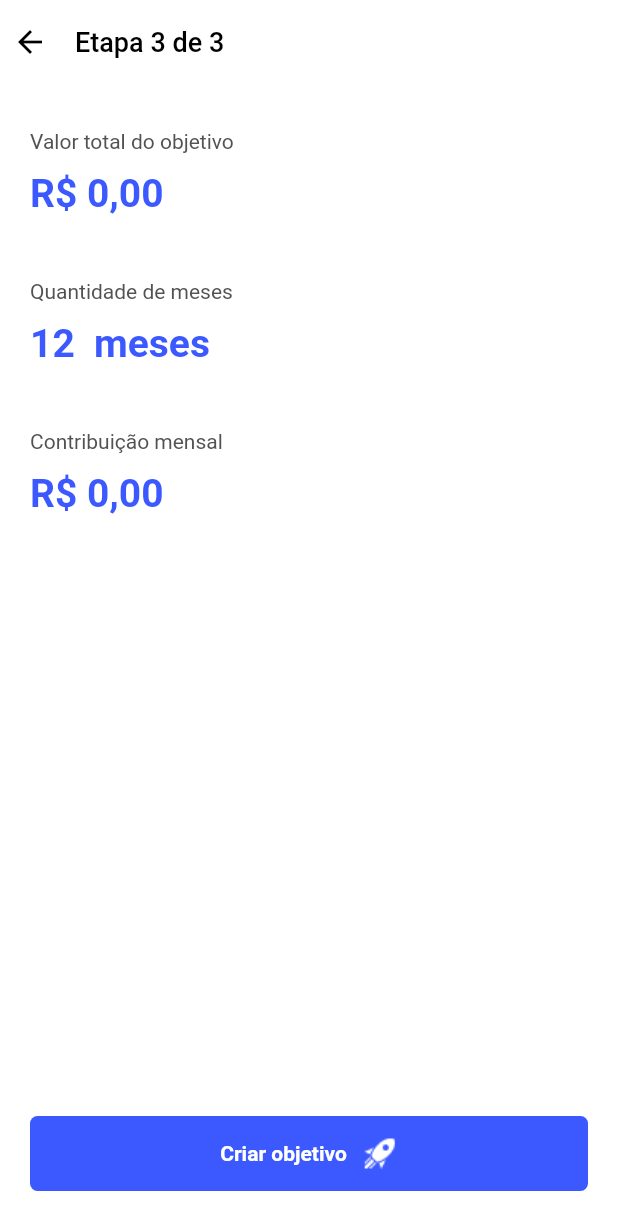
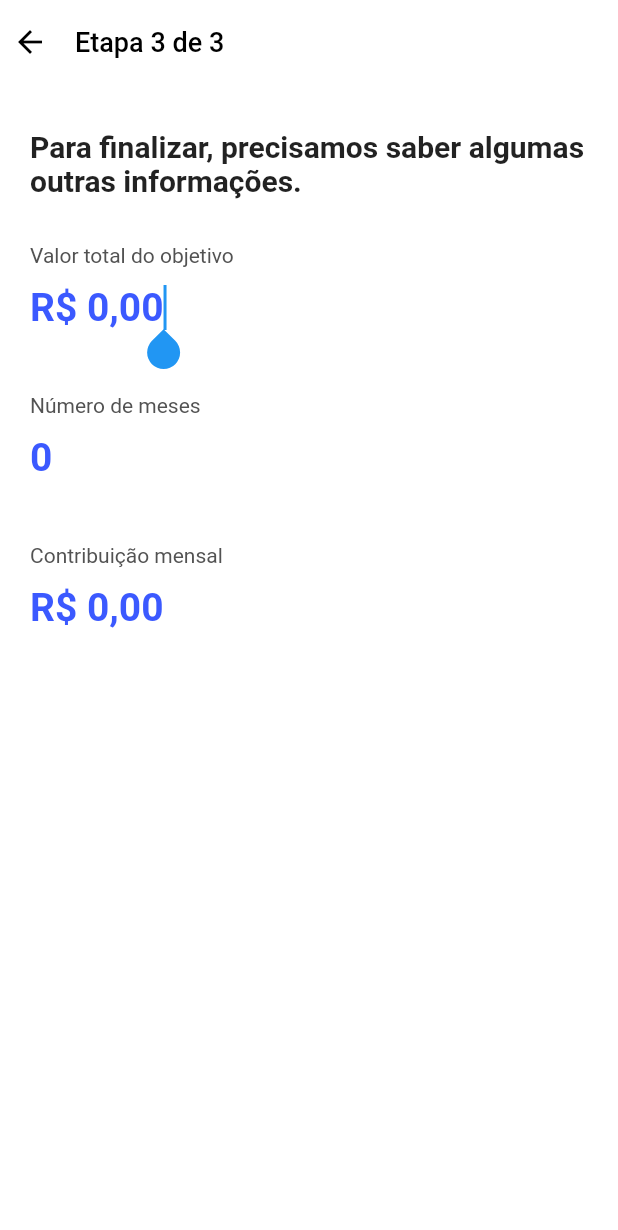
Before and after one commit to jpssantiago/cofrinho_digital, a Flutter app: the GoalDetailsPage screen opened by its route, on a phone screen of 412 x 824 dp. Shown: the top 1230 px of the screen. Run offline on Flutter 3.47's test engine with Material 2 defaults, Android fonts, the phone set to English and light mode, and no system bars; our stand-ins replace extended_masked_text, sqflite; accounts and stored records are empty.

Commit message:
Refatorando toda a página de criação de objetivo.

```diff
--- a/lib/models/goal_model.dart
+++ b/lib/models/goal_model.dart
@@ -3,11 +3,15 @@ class GoalModel {
   String emoji;
   double goal;
   double saved;
+  int months;
+  double monthlyValue;
 
   GoalModel({
     required this.title,
     required this.emoji,
     required this.goal,
     required this.saved,
+    required this.months,
+    required this.monthlyValue,
   });
 }
--- a/lib/models/user_model.dart
+++ b/lib/models/user_model.dart
@@ -27,13 +27,17 @@ class UserModel {
           title: 'Celular novo',
           emoji: '📱',
           goal: 5000,
-          saved: 300,
+          saved: 500,
+          monthlyValue: 500,
+          months: 10,
         ),
         GoalModel(
           title: 'Viajem as Bahamas',
           emoji: '✈️',
           goal: 12000,
           saved: 3201,
+          months: 12,
+          monthlyValue: 1000,
         ),
       ],
     );
--- a/lib/pages/add_goal/goal_details_page.dart
+++ b/lib/pages/add_goal/goal_details_page.dart
@@ -1,7 +1,9 @@
 import 'package:flutter/material.dart';
-import 'package:extended_masked_text/extended_masked_text.dart';
 
 import '/widgets/custom_app_bar.dart';
+import 'widgets/goal_value_section.dart';
+import 'widgets/monthly_value_section.dart';
+import 'widgets/months_section.dart';
 
 class GoalDetailsPage extends StatefulWidget {
   const GoalDetailsPage({Key? key}) : super(key: key);
@@ -11,176 +13,80 @@ class GoalDetailsPage extends StatefulWidget {
 }
 
 class _GoalDetailsPageState extends State<GoalDetailsPage> {
-  bool _loading = false;
+  double goalValue = 0;
+  int months = 0;
+  double monthlyValue = 0;
 
   @override
   Widget build(BuildContext context) {
-    final _key = GlobalKey<FormState>();
+    void handleGoalValueChange(double value) {
+      setState(() {
+        goalValue = value;
 
-    final _goalController = MoneyMaskedTextController(
-      leftSymbol: 'R\$ ',
-      initialValue: 0,
-    );
+        if (months > 0) {
+          monthlyValue = goalValue / months;
+        }
+      });
+    }
 
-    final _monthsController = TextEditingController(
-      text: '12',
-    );
+    void handleMonthsChange(int value) {
+      setState(() {
+        months = value;
 
-    final _monthlyValueController = MoneyMaskedTextController(
-      leftSymbol: 'R\$ ',
-      initialValue: 0,
-    );
+        if (goalValue > 0) {
+          monthlyValue = goalValue / months;
+        }
+      });
+    }
 
-    Widget _buildSection({required String title, required Widget child}) {
-      Widget _buildTitle() {
-        return Text(
-          title,
-          style: const TextStyle(
-            fontSize: 14,
-            color: Color(0xFF525252),
-          ),
-        );
-      }
+    void handleMonthlyValueChange(double value) {
+      setState(() {
+        monthlyValue = value;
 
-      return Padding(
-        padding: const EdgeInsets.only(left: 20, top: 30, right: 20),
+        if (months > 0) {
+          goalValue = monthlyValue * months;
+        }
+      });
+    }
+
+    // TODO: Adicionar botão de adicionar
+    return Scaffold(
+      appBar: CustomAppBar.buildWhiteAppBar(title: 'Etapa 3 de 3'),
+      body: Container(
+        color: Colors.white,
+        padding: const EdgeInsets.symmetric(horizontal: 20, vertical: 30),
         child: Column(
           crossAxisAlignment: CrossAxisAlignment.start,
           children: [
             _buildTitle(),
-            child,
+            const SizedBox(height: 30),
+            GoalValueSection(
+              value: goalValue,
+              onSubmit: handleGoalValueChange,
+            ),
+            const SizedBox(height: 30),
+            MonthsSection(
+              value: months,
+              onSubmit: handleMonthsChange,
+            ),
+            const SizedBox(height: 30),
+            MonthlyValueSection(
+              value: monthlyValue,
+              onSubmit: handleMonthlyValueChange,
+            ),
           ],
-        ),
-      );
-    }
-
-    // TODO: Adicionar validação nesses inputs.
-    Widget _buildInput({
-      required var controller,
-      TextInputType? keyboardType,
-      double? width,
-      String? suffix,
-    }) {
-      return IntrinsicWidth(
-        stepWidth: 10,
-        child: TextFormField(
-          controller: controller,
-          decoration: InputDecoration(
-            border: InputBorder.none,
-            suffixText: suffix ?? '',
-            suffixStyle: TextStyle(
-              fontSize: 26,
-              fontWeight: FontWeight.bold,
-              color: Theme.of(context).primaryColor,
-            ),
-          ),
-          style: TextStyle(
-            fontSize: 26,
-            fontWeight: FontWeight.bold,
-            color: Theme.of(context).primaryColor,
-          ),
-          keyboardType: TextInputType.text,
-        ),
-      );
-    }
-
-    Widget _buildButton() {
-      void handleSubmit() {
-        if (_loading) return;
-
-        setState(() {
-          _loading = true;
-        });
-
-        Future.delayed(const Duration(seconds: 2), () {
-          setState(() {
-            _loading = false;
-          });
-        });
-      }
-
-      Widget _buildRow() {
-        return Row(
-          mainAxisAlignment: MainAxisAlignment.center,
-          children: [
-            const Text(
-              'Criar objetivo',
-              style: TextStyle(
-                fontSize: 14,
-                fontWeight: FontWeight.bold,
-                color: Colors.white,
-              ),
-            ),
-            const SizedBox(width: 10),
-            Image.asset('assets/icons/rocket.png', width: 24, height: 24),
-          ],
-        );
-      }
-
-      Widget _buildLoading() {
-        return const Center(
-          child: SizedBox(
-            width: 24,
-            height: 24,
-            child: CircularProgressIndicator(
-              color: Colors.white,
-            ),
-          ),
-        );
-      }
-
-      return Padding(
-        padding: const EdgeInsets.symmetric(horizontal: 20, vertical: 30),
-        child: GestureDetector(
-          onTap: handleSubmit,
-          child: Container(
-            height: 50,
-            decoration: BoxDecoration(
-              color: Theme.of(context).primaryColor,
-              borderRadius: BorderRadius.circular(5),
-            ),
-            child: _loading ? _buildLoading() : _buildRow(),
-          ),
-        ),
-      );
-    }
-
-    return Scaffold(
-      appBar: CustomAppBar.buildWhiteAppBar(title: 'Etapa 3 de 3'),
-      body: Container(
-        color: Colors.white,
-        child: Form(
-          key: _key,
-          child: Column(
-            crossAxisAlignment: CrossAxisAlignment.start,
-            children: [
-              _buildSection(
-                title: 'Valor total do objetivo',
-                child: _buildInput(controller: _goalController),
-              ),
-              _buildSection(
-                title: 'Quantidade de meses',
-                child: Row(
-                  children: [
-                    _buildInput(
-                      controller: _monthsController,
-                      keyboardType: TextInputType.number,
-                      width: 120,
-                      suffix: 'meses',
-                    ),
-                  ],
-                ),
-              ),
-              _buildSection(
-                title: 'Contribuição mensal',
-                child: _buildInput(controller: _monthlyValueController),
-              ),
-              const Spacer(),
-              _buildButton(),
-            ],
-          ),
         ),
       ),
     );
   }
 }
+
+Widget _buildTitle() {
+  return const Text(
+    'Para finalizar, precisamos saber algumas outras informações.',
+    style: TextStyle(
+      fontSize: 20,
+      fontWeight: FontWeight.bold,
+    ),
+  );
+}
--- /dev/null
+++ b/lib/pages/add_goal/widgets/goal_value_section.dart
@@ -0,0 +1,66 @@
+import 'package:flutter/material.dart';
+import 'package:extended_masked_text/extended_masked_text.dart';
+
+class GoalValueSection extends StatelessWidget {
+  final Function(double) onSubmit;
+  final double value;
+
+  const GoalValueSection({
+    Key? key,
+    required this.onSubmit,
+    required this.value,
+  }) : super(key: key);
+
+  @override
+  Widget build(BuildContext context) {
+    final controller = MoneyMaskedTextController(
+      leftSymbol: 'R\$ ',
+      initialValue: value,
+    );
+
+    return Column(
+      crossAxisAlignment: CrossAxisAlignment.start,
+      children: [
+        _buildTitle(),
+        _buildTextField(
+          controller: controller,
+          context: context,
+          onSubmit: () {
+            double value = controller.numberValue;
+            onSubmit(value);
+          },
+        ),
+      ],
+    );
+  }
+}
+
+Widget _buildTitle() {
+  return const Text(
+    'Valor total do objetivo',
+    style: TextStyle(
+      fontSize: 14,
+      color: Color(0xFF525252),
+    ),
+  );
+}
+
+Widget _buildTextField({
+  required TextEditingController controller,
+  required BuildContext context,
+  required VoidCallback onSubmit,
+}) {
+  return TextField(
+    controller: controller,
+    decoration: const InputDecoration(
+      border: InputBorder.none,
+    ),
+    style: TextStyle(
+      fontSize: 26,
+      fontWeight: FontWeight.bold,
+      color: Theme.of(context).primaryColor,
+    ),
+    onSubmitted: (String value) => onSubmit(),
+    autofocus: true,
+  );
+}
--- /dev/null
+++ b/lib/pages/add_goal/widgets/monthly_value_section.dart
@@ -0,0 +1,65 @@
+import 'package:flutter/material.dart';
+import 'package:extended_masked_text/extended_masked_text.dart';
+
+class MonthlyValueSection extends StatelessWidget {
+  final Function(double) onSubmit;
+  final double value;
+
+  const MonthlyValueSection({
+    Key? key,
+    required this.onSubmit,
+    required this.value,
+  }) : super(key: key);
+
+  @override
+  Widget build(BuildContext context) {
+    final controller = MoneyMaskedTextController(
+      leftSymbol: 'R\$ ',
+      initialValue: value,
+    );
+
+    return Column(
+      crossAxisAlignment: CrossAxisAlignment.start,
+      children: [
+        _buildTitle(),
+        _buildTextField(
+          controller: controller,
+          context: context,
+          onSubmit: () {
+            double value = controller.numberValue;
+            onSubmit(value);
+          },
+        ),
+      ],
+    );
+  }
+}
+
+Widget _buildTitle() {
+  return const Text(
+    'Contribuição mensal',
+    style: TextStyle(
+      fontSize: 14,
+      color: Color(0xFF525252),
+    ),
+  );
+}
+
+Widget _buildTextField({
+  required TextEditingController controller,
+  required BuildContext context,
+  required VoidCallback onSubmit,
+}) {
+  return TextField(
+    controller: controller,
+    decoration: const InputDecoration(
+      border: InputBorder.none,
+    ),
+    style: TextStyle(
+      fontSize: 26,
+      fontWeight: FontWeight.bold,
+      color: Theme.of(context).primaryColor,
+    ),
+    onSubmitted: (String value) => onSubmit(),
+  );
+}
--- /dev/null
+++ b/lib/pages/add_goal/widgets/months_section.dart
@@ -0,0 +1,62 @@
+import 'package:flutter/material.dart';
+
+class MonthsSection extends StatelessWidget {
+  final Function(int) onSubmit;
+  final int value;
+
+  const MonthsSection({
+    Key? key,
+    required this.onSubmit,
+    required this.value,
+  }) : super(key: key);
+
+  @override
+  Widget build(BuildContext context) {
+    final controller = TextEditingController(text: value.toString());
+
+    return Column(
+      crossAxisAlignment: CrossAxisAlignment.start,
+      children: [
+        _buildTitle(),
+        _buildTextField(
+          controller: controller,
+          context: context,
+          onSubmit: () {
+            int value = int.parse(controller.text);
+            onSubmit(value);
+          },
+        ),
+      ],
+    );
+  }
+}
+
+Widget _buildTitle() {
+  return const Text(
+    'Número de meses',
+    style: TextStyle(
+      fontSize: 14,
+      color: Color(0xFF525252),
+    ),
+  );
+}
+
+Widget _buildTextField({
+  required TextEditingController controller,
+  required BuildContext context,
+  required VoidCallback onSubmit,
+}) {
+  return TextField(
+    controller: controller,
+    decoration: const InputDecoration(
+      border: InputBorder.none,
+    ),
+    style: TextStyle(
+      fontSize: 26,
+      fontWeight: FontWeight.bold,
+      color: Theme.of(context).primaryColor,
+    ),
+    onSubmitted: (String value) => onSubmit(),
+    keyboardType: TextInputType.number,
+  );
+}
--- a/lib/providers/user_provider.dart
+++ b/lib/providers/user_provider.dart
@@ -1,6 +1,7 @@
 import 'package:flutter/material.dart';
 
 import '/models/user_model.dart';
+import '/models/goal_model.dart';
 import '/services/database_service.dart';
 
 class UserProvider extends ChangeNotifier {
@@ -32,4 +33,10 @@ class UserProvider extends ChangeNotifier {
 
     notifyListeners();
   }
+
+  void addGoal(GoalModel goal) {
+    _user!.goals.add(goal);
+
+    notifyListeners();
+  }
 }
--- a/lib/utils/money_utils.dart
+++ b/lib/utils/money_utils.dart
@@ -2,7 +2,9 @@ import 'package:intl/intl.dart';
 
 class MoneyUtils {
   static String formatMoney(double value) {
-    NumberFormat format = NumberFormat('#,###,###.00', 'pt_BR');
+    if (value == 0) return 'R\$ 0,00';
+
+    NumberFormat format = NumberFormat('R\$ #,###,###.00', 'pt_BR');
     return format.format(value);
   }
 }
```
